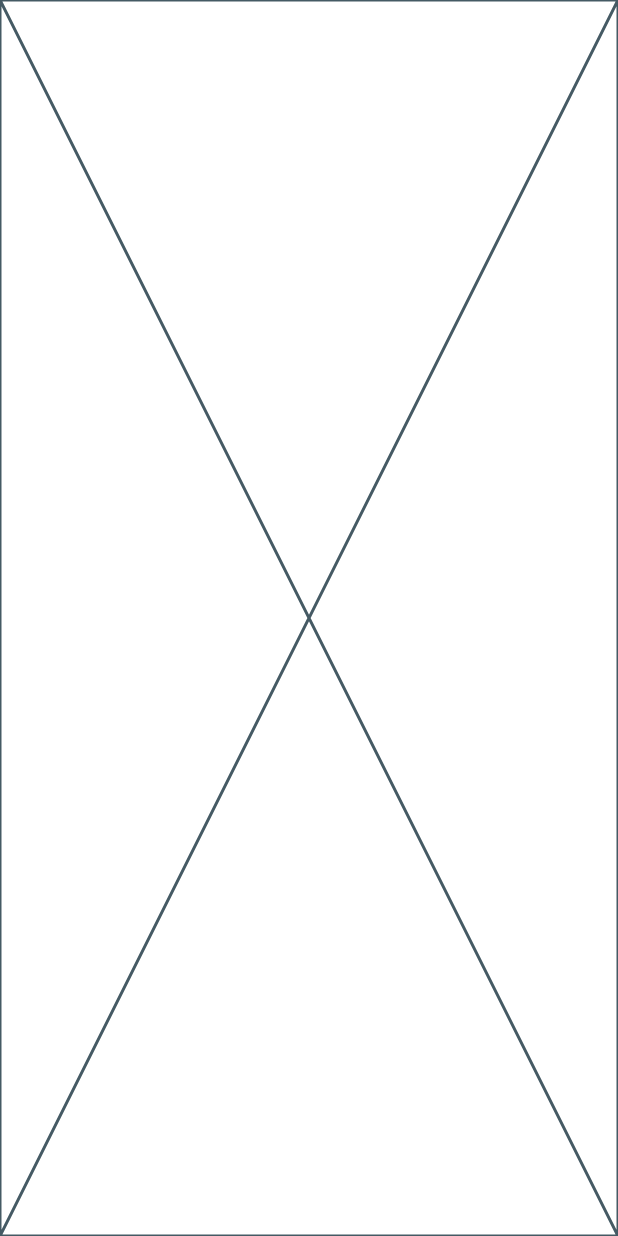
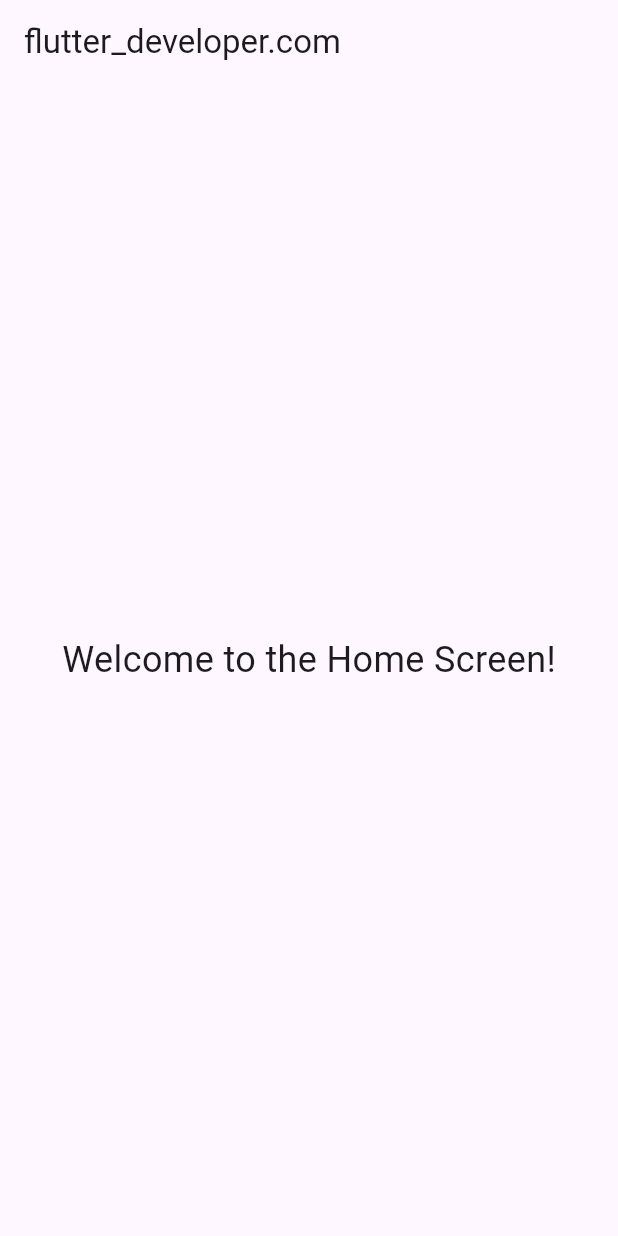
Before and after one commit to AbuAhmad-dev/FlutterProjects, a Flutter app: the screen it shows after launch, on a phone screen of 412 x 824 dp. Run offline on Flutter 3.47's test engine with Material 3 defaults, Android fonts, the phone set to English and light mode, and no system bars.

Commit message:
Implement HomeScreen layout with AppBar and welcome message

```diff
--- a/my_app_new/lib/home_screen.dart
+++ b/my_app_new/lib/home_screen.dart
@@ -5,6 +5,17 @@ class HomeScreen extends StatelessWidget {
 
   @override
   Widget build(BuildContext context) {
-    return const Placeholder();
+    return Scaffold(
+      appBar: AppBar(
+        title: const Text('flutter_developer.com'),
+      ),
+      body: const Center(
+        child: Text(
+          'Welcome to the Home Screen!',
+          style: TextStyle(fontSize: 24),
+        ),
+      ),
+    );
+
   }
 }
```
